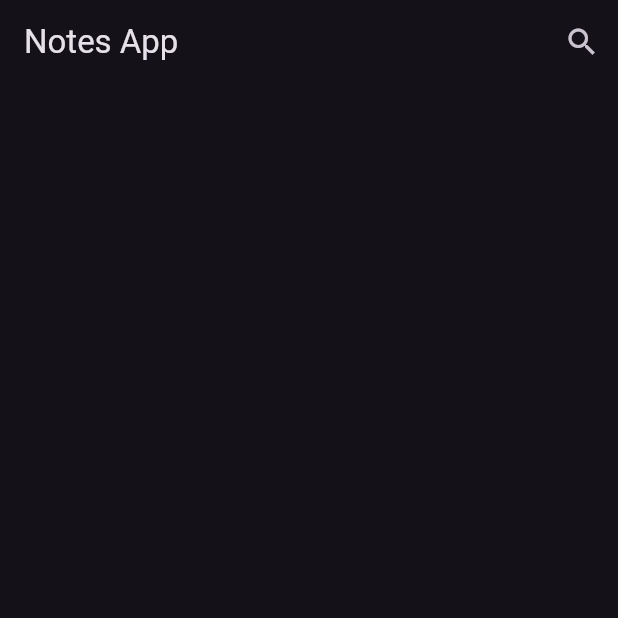
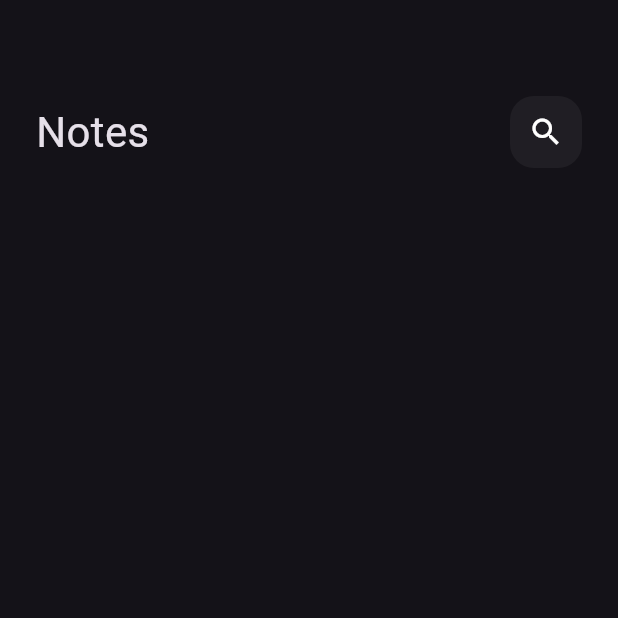
Before and after one commit to msyf19687-max/Notes_App, a Flutter app: the screen it shows after launch, on a phone screen of 412 x 824 dp, the top half of it. Run offline on Flutter 3.47's test engine with Material 3 defaults, Android fonts, the phone set to English and light mode, and no system bars.

Commit message:
create custom apbar

```diff
--- a/lib/main.dart
+++ b/lib/main.dart
@@ -11,6 +11,7 @@ class NotesApp extends StatelessWidget {
   @override
   Widget build(BuildContext context) {
     return MaterialApp(
+      debugShowCheckedModeBanner :false,
       theme: ThemeData.dark(),
 
       home: const NotesViews(),
--- a/lib/views/notes_views.dart
+++ b/lib/views/notes_views.dart
@@ -1,4 +1,5 @@
 import 'package:flutter/material.dart';
+import 'package:notse_app/views/widgets/custom_notes_body.dart';
 
 class NotesViews extends StatelessWidget {
   const NotesViews({super.key});
@@ -6,16 +7,7 @@ class NotesViews extends StatelessWidget {
   @override
   Widget build(BuildContext context) {
     return Scaffold(
-      appBar: AppBar(
-        title: const Text('Notes App'),
-        actions: const [
-          IconButton(
-            icon: const Icon(Icons.search),
-            onPressed: () {
-            },
-          ),
-        ],
-      ),
+     body:const NotesBody(),
     );
   }
 }
--- /dev/null
+++ b/lib/views/widgets/custom_apbar.dart
@@ -0,0 +1,21 @@
+import 'package:flutter/material.dart';
+import 'package:notse_app/views/widgets/custom_icon.dart';
+
+class CustomApbar extends StatelessWidget {
+  const CustomApbar({super.key});
+
+  @override
+  Widget build(BuildContext context) {
+    return Row(
+      children: [
+        Text('Notes',
+        style: TextStyle(
+          fontSize: 28,
+        ),
+       ),
+       Spacer(),
+       CustomIcon(),
+      ],
+    );
+  }
+}
--- /dev/null
+++ b/lib/views/widgets/custom_icon.dart
@@ -0,0 +1,23 @@
+import 'package:flutter/material.dart';
+
+class CustomIcon extends StatelessWidget {
+  const CustomIcon({super.key});
+
+  @override
+  Widget build(BuildContext context) {
+    return Container(
+      width: 48,
+      height: 48,
+      decoration: BoxDecoration(
+        color: Colors.white.withOpacity(0.05),
+        //shape: BoxShape.circle,
+        borderRadius:BorderRadius.circular(16),
+      ),
+      child : Center(
+        child: Icon(
+          Icons.search,
+        ),
+     ),
+    );
+  }
+}
--- /dev/null
+++ b/lib/views/widgets/custom_notes_body.dart
@@ -0,0 +1,19 @@
+import 'package:flutter/material.dart';
+import 'package:notse_app/views/widgets/custom_apbar.dart';
+
+class NotesBody extends StatelessWidget {
+  const NotesBody({super.key});
+
+  @override
+  Widget build(BuildContext context) {
+    return Padding(
+      padding: const EdgeInsets.all(24.0),
+      child: Column(
+      children: [
+        SizedBox(height: 40,),
+         CustomApbar(),
+      ],
+         ),
+    );
+  }
+}
```
